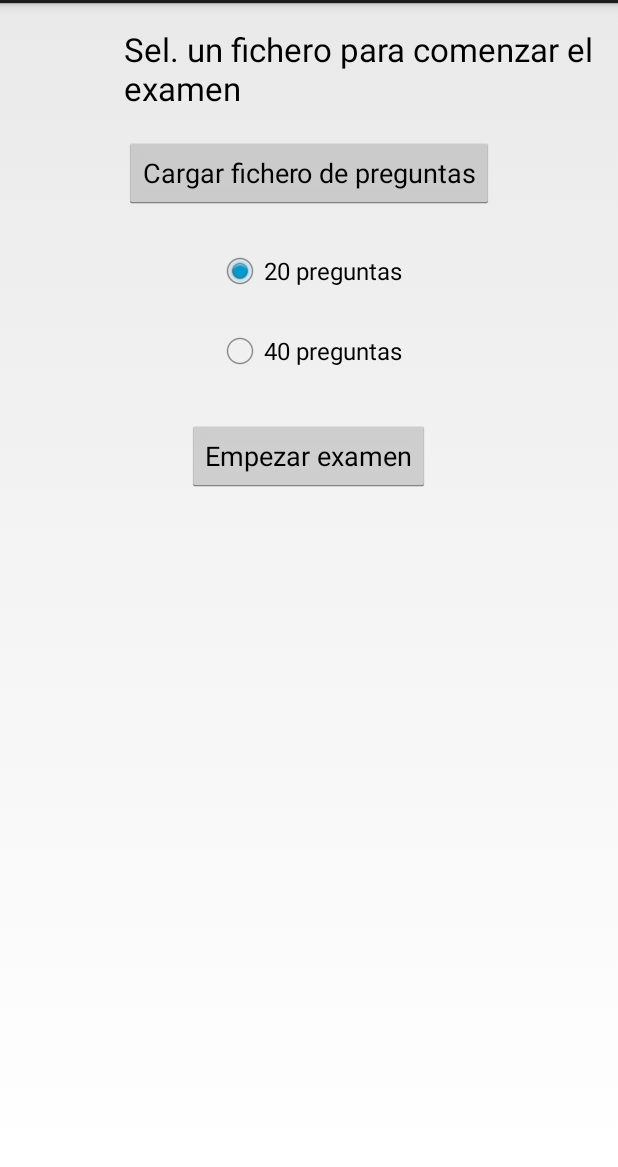
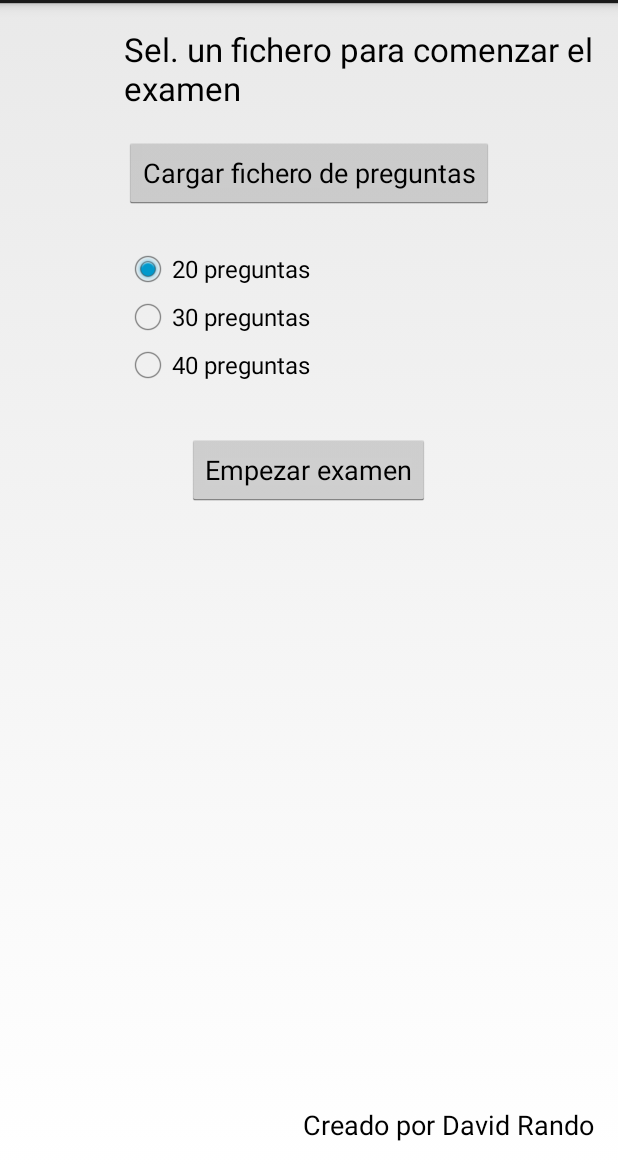
Before and after one commit to nonsense69/ttalf, an Android app: the screen it shows after launch (MainActivity), after a tap on "20 preguntas", on a phone screen of 412 x 824 dp, the part 69-1236 px from its top. Run offline under Robolectric (Android 15) with nearby library versions, the phone set to English and light mode, and no system bars.

Commit message:
agregado textview con nombre de autor. Agregado codigo para controlar puntuacion por diferentes preguntas. Agregada la posibilidad de 30 preguntas en la pantalla principal

```diff
--- a/TestTalf/build.gradle
+++ b/TestTalf/build.gradle
@@ -3,7 +3,7 @@ buildscript {
         mavenCentral()
     }
     dependencies {
-        classpath 'com.android.tools.build:gradle:0.4'
+        classpath 'com.android.tools.build:gradle:0.5+'
     }
 }
 apply plugin: 'android'
--- a/TestTalf/src/main/java/com/davidrando/testtalf/MainActivity.java
+++ b/TestTalf/src/main/java/com/davidrando/testtalf/MainActivity.java
@@ -24,6 +24,7 @@ public class MainActivity extends Activity {
     private File fichero;
     private Bundle datos_examen;
     private String titulo_examen;
+    private int numPreguntas=0;
 
     public TextView titfich;
 
@@ -58,17 +59,29 @@ public class MainActivity extends Activity {
             case R.id.radio_preg_40:
                 bRadio = (RadioButton) findViewById(R.id.radio_preg_20);
                 bRadio.setChecked(false);
+                bRadio = (RadioButton) findViewById(R.id.pregunta30);
+                bRadio.setChecked(false);
+                this.numPreguntas=40;
                 break;
             case R.id.radio_preg_20:
                 bRadio = (RadioButton) findViewById(R.id.radio_preg_40);
                 bRadio.setChecked(false);
+                bRadio = (RadioButton) findViewById(R.id.pregunta30);
+                bRadio.setChecked(false);
+                this.numPreguntas=20;
+                break;
+            case R.id.pregunta30:
+                bRadio = (RadioButton) findViewById(R.id.radio_preg_20);
+                bRadio.setChecked(false);
+                bRadio = (RadioButton) findViewById(R.id.radio_preg_40);
+                bRadio.setChecked(false);
+                this.numPreguntas=30;
                 break;
         }
     }
 
 
     public void comenzar(View v){
-        RadioButton boton;
 
         if (pathfichero==null){
             Toast.makeText(getApplicationContext(),"No has elegido fichero",Toast.LENGTH_SHORT).show();
@@ -76,13 +89,9 @@ public class MainActivity extends Activity {
         else{
             datos_examen=new Bundle();
             datos_examen.putString("fichero",pathfichero);
-            boton = (RadioButton) findViewById(R.id.radio_preg_40);
-            if (boton.isChecked()){
-                datos_examen.putInt("preguntas",40);
-            }
-            else{
-                datos_examen.putInt("preguntas",20);
-            }
+
+            datos_examen.putInt("preguntas",numPreguntas);
+
             datos_examen.putString("tituloExamen",titulo_examen);
 
             Intent examen = new Intent(this,ActivityExamen.class);
--- a/TestTalf/src/main/res/layout/activity_main.xml
+++ b/TestTalf/src/main/res/layout/activity_main.xml
@@ -34,10 +34,10 @@
             android:layout_height="wrap_content"
             android:text="@string/examen_20"
             android:id="@id/radio_preg_20"
+            android:layout_marginTop="24dp"
+            android:onClick="selNumPreg"
             android:layout_below="@id/b_selfile"
-            android:layout_centerHorizontal="true"
-            android:layout_marginTop="25dp"
-            android:onClick="selNumPreg"/>
+            android:layout_alignLeft="@id/b_selfile"/>
 
     <RadioButton
             android:layout_width="wrap_content"
@@ -45,11 +45,10 @@
             android:text="@string/examen_40"
             android:id="@id/radio_preg_40"
             android:singleLine="false"
-            android:layout_below="@id/radio_preg_20"
-            android:layout_alignLeft="@id/radio_preg_20"
-            android:layout_marginTop="21dp"
             android:checked="true"
-            android:onClick="selNumPreg"/>
+            android:onClick="selNumPreg"
+            android:layout_below="@+id/pregunta30"
+            android:layout_alignLeft="@+id/pregunta30"/>
 
     <Button
             android:layout_width="wrap_content"
@@ -60,4 +59,23 @@
             android:layout_below="@id/radio_preg_40"
             android:layout_centerHorizontal="true"
             android:onClick="comenzar"/>
+
+    <TextView
+            android:layout_width="wrap_content"
+            android:layout_height="wrap_content"
+            android:textAppearance="?android:attr/textAppearanceMedium"
+            android:id="@id/creadoPor"
+            android:layout_alignParentBottom="true"
+            android:layout_alignParentRight="true"
+            android:singleLine="false"
+            android:text="@string/textCreadoPor"/>
+
+    <RadioButton
+            android:layout_width="wrap_content"
+            android:layout_height="wrap_content"
+            android:id="@+id/pregunta30"
+            android:text="@string/textPreguntas30"
+            android:layout_below="@id/radio_preg_20"
+            android:layout_alignLeft="@id/radio_preg_20"/>
+
 </RelativeLayout>
--- a/TestTalf/src/main/res/values/ids.xml
+++ b/TestTalf/src/main/res/values/ids.xml
@@ -1,3 +1,3 @@
 <?xml version="1.0" encoding="utf-8"?>
 <resources>
-<item name="b_selfile" type="id"/><item name="tit_pregunta" type="id"/><item name="radio_preg_20" type="id"/><item name="radio_preg_40" type="id"/><item name="inicio_examen" type="id"/><item name="boton_si" type="id"/><item name="boton_no" type="id"/><item name="textoPregunta" type="id"/><item name="examenTitulo" type="id"/><item name="puntuacion" type="id"/><item name="puntosLayout" type="id"/><item name="pAnterior" type="id"/><item name="imagenRespuesta" type="id"/><item name="mostrarPuntos" type="id"/><item name="aprSus" type="id"/><item name="boton_nocon" type="id"/></resources>
+<item name="b_selfile" type="id"/><item name="tit_pregunta" type="id"/><item name="radio_preg_20" type="id"/><item name="radio_preg_40" type="id"/><item name="inicio_examen" type="id"/><item name="boton_si" type="id"/><item name="boton_no" type="id"/><item name="textoPregunta" type="id"/><item name="examenTitulo" type="id"/><item name="puntuacion" type="id"/><item name="puntosLayout" type="id"/><item name="pAnterior" type="id"/><item name="imagenRespuesta" type="id"/><item name="mostrarPuntos" type="id"/><item name="aprSus" type="id"/><item name="boton_nocon" type="id"/><item name="creadoPor" type="id"/></resources>
--- a/TestTalf/src/main/res/values/strings.xml
+++ b/TestTalf/src/main/res/values/strings.xml
@@ -15,6 +15,6 @@
     <string name="si">SI</string>
     <string name="no">NO</string>
     <string name="puntosText">Puntuacion: 0</string>
-    <string name="title_activity_activity_resultado">Resultado Test Talf</string><string name="titulo_resultado_test">Resultado del Test</string><string name="resul">Aprobado / Suspenso</string><string name="puntos_0">0</string><string name="puntos_mostrar">Puntuacion: 0</string><string name="boton_nc">NC</string><string name="bot_nc">NC</string>
+    <string name="title_activity_activity_resultado">Resultado Test Talf</string><string name="titulo_resultado_test">Resultado del Test</string><string name="resul">Aprobado / Suspenso</string><string name="puntos_0">0</string><string name="puntos_mostrar">Puntuacion: 0</string><string name="boton_nc">NC</string><string name="bot_nc">NC</string><string name="textCreadoPor">Creado por David Rando</string><string name="textPreguntas30">30 preguntas</string>
 
 </resources>
```
Also changed, not shown: TestTalf/src/main/java/com/davidrando/testtalf/ActivityExamen.java (+8 -1 lines), 4 other files.
